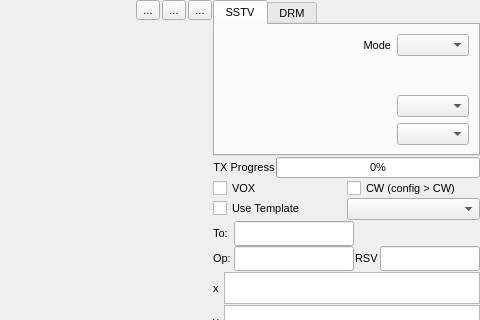
Above: src/mainwidgets/txwidget.ui from jbdubbs/QSSTV-Experimental before the change; both pictures show x 510 to 990 and y 0 to 320 of the 990 by 835 pixel window. Below: the same form after it.
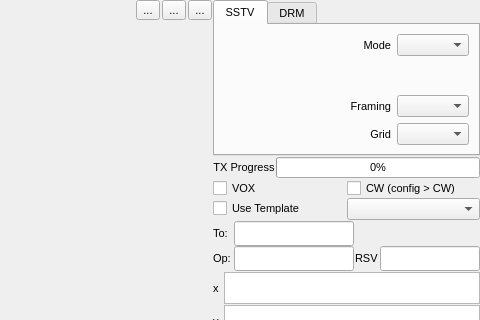
That is the form after the change. The open tabs and pages were chosen to show the change. Icons and pictures are not drawn. Custom widgets are drawn as their Qt base class.

Commit message: TX: label the Framing and Grid combos on the SSTV tab

What changed in the file:
```diff
--- a/src/mainwidgets/txwidget.ui
+++ b/src/mainwidgets/txwidget.ui
@@ -483,6 +483,26 @@
              </property>
             </spacer>
            </item>
+           <item row="3" column="1">
+            <widget class="QLabel" name="sstvFramingLabel">
+             <property name="text">
+              <string>Framing</string>
+             </property>
+             <property name="alignment">
+              <set>Qt::AlignRight|Qt::AlignTrailing|Qt::AlignVCenter</set>
+             </property>
+            </widget>
+           </item>
+           <item row="4" column="1">
+            <widget class="QLabel" name="sstvGridLabel">
+             <property name="text">
+              <string>Grid</string>
+             </property>
+             <property name="alignment">
+              <set>Qt::AlignRight|Qt::AlignTrailing|Qt::AlignVCenter</set>
+             </property>
+            </widget>
+           </item>
            <item row="3" column="3">
             <widget class="QComboBox" name="sstvResizeComboBox"/>
            </item>
```
